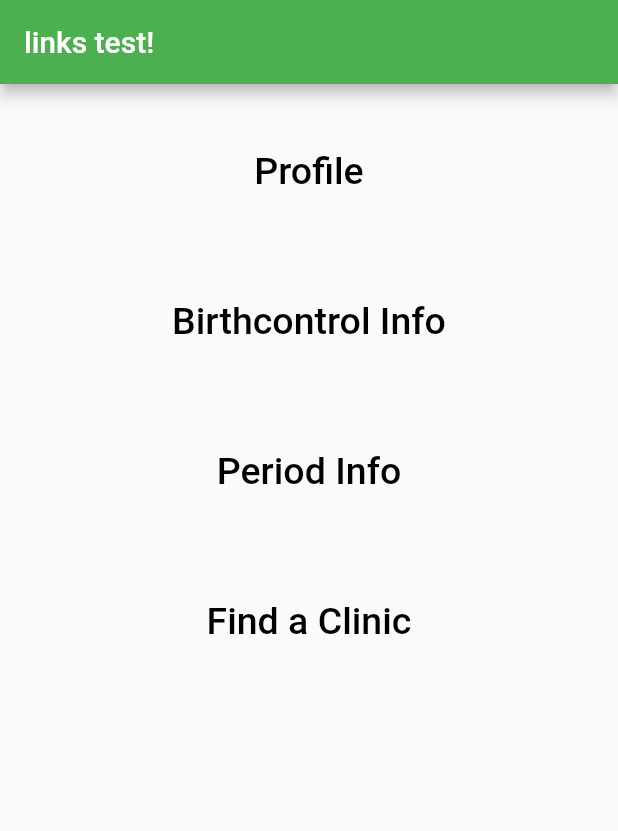
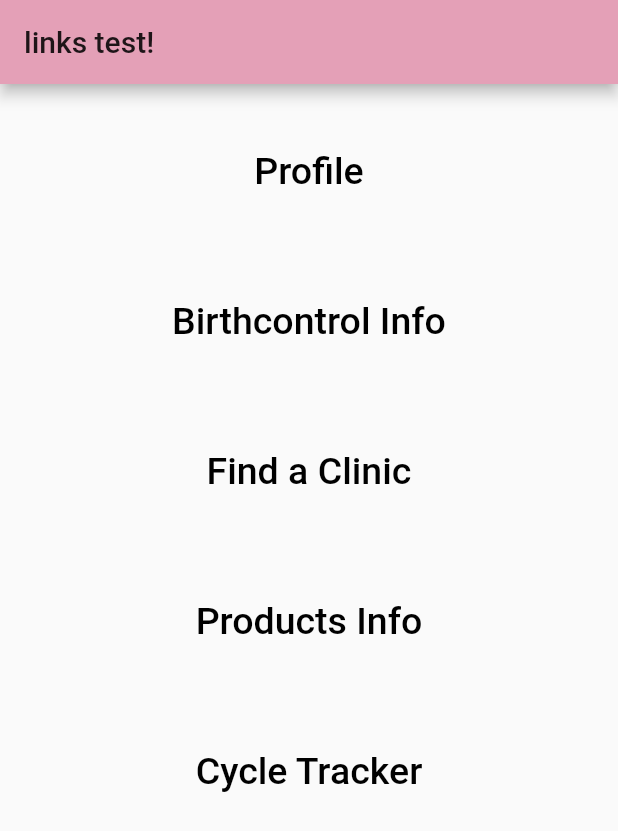
Before and after one commit to pham-jen/fem_app, a Flutter app: the screen it shows after launch, after a tap on "to links", on a phone screen of 412 x 824 dp. Shown: the top 831 px of the screen. Run offline on Flutter 3.47's test engine with Material 2 defaults, Android fonts, the light colour scheme and no system bars; our stand-ins replace flutter_calendar_carousel, google_maps_flutter.

Commit message:
update links

```diff
--- a/lib/links.dart
+++ b/lib/links.dart
@@ -1,6 +1,8 @@
 import 'package:athena3/birthControlinfo.dart';
-import 'package:athena3/periodInfo.dart';
+import 'package:athena3/calendar.dart';
+import 'package:athena3/products.dart';
 import 'package:athena3/profile.dart';
+import 'package:athena3/map.dart';
 import 'package:flutter/material.dart';
 
 void main() {
@@ -14,8 +16,7 @@ class Links extends StatelessWidget {
     return MaterialApp(
       title: 'Flutter Demo',
       theme: ThemeData(
-        // This is the theme of your application.
-        primarySwatch: Colors.green,
+        primaryColor: Color(0xffE4A0B7),
       ),
       home: LinksPage(title: 'FEM Demo Home Page'),
     );
@@ -84,10 +85,10 @@ class _LinksPageState extends State<LinksPage> {
               child: TextButton(
                 onPressed: () {
                   Navigator.push(
-                      context, MaterialPageRoute(builder: (_) => Period()));
+                      context, MaterialPageRoute(builder: (_) => Map()));
                 },
                 child: Text(
-                  'Period Info',
+                  'Find a Clinic',
                   style: TextStyle(color: Colors.black, fontSize: 25),
                 ),
               ),
@@ -98,10 +99,24 @@ class _LinksPageState extends State<LinksPage> {
               child: TextButton(
                 onPressed: () {
                   Navigator.push(
-                      context, MaterialPageRoute(builder: (_) => Period()));
+                      context, MaterialPageRoute(builder: (_) => Products()));
                 },
                 child: Text(
-                  'Find a Clinic',
+                  'Products Info',
+                  style: TextStyle(color: Colors.black, fontSize: 25),
+                ),
+              ),
+            ),
+            Container(
+              height: 100,
+              width: 250,
+              child: TextButton(
+                onPressed: () {
+                  Navigator.push(
+                      context, MaterialPageRoute(builder: (_) => MyApp()));
+                },
+                child: Text(
+                  'Cycle Tracker',
                   style: TextStyle(color: Colors.black, fontSize: 25),
                 ),
               ),
```
